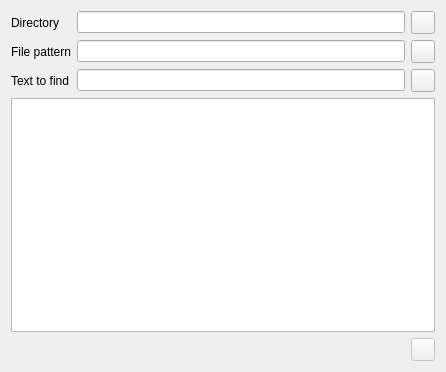
Qt form refactor-ide/findinfilesdialog.ui (martinribelotta/embedded-ide) before a commit.
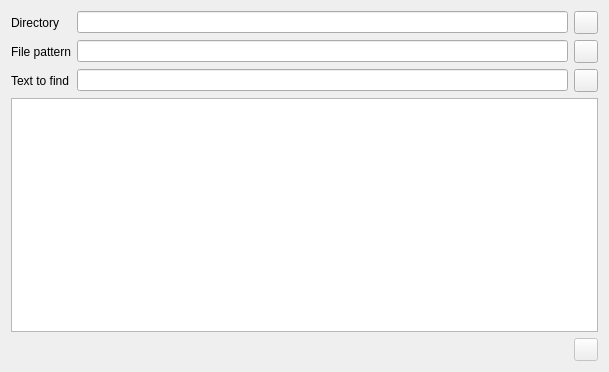
The same form after that commit. Icons and pictures are not drawn. Custom widgets are drawn as their Qt base class.

Commit message: Change filename displayed on 'find in files' dialog from absolute to relative to find root path

```diff
--- a/refactor-ide/findinfilesdialog.ui
+++ b/refactor-ide/findinfilesdialog.ui
@@ -6,7 +6,7 @@
    <rect>
     <x>0</x>
     <y>0</y>
-    <width>446</width>
+    <width>609</width>
     <height>372</height>
    </rect>
   </property>
@@ -122,6 +122,9 @@
      <property name="alternatingRowColors">
       <bool>true</bool>
      </property>
+     <property name="textElideMode">
+      <enum>Qt::ElideLeft</enum>
+     </property>
      <property name="uniformRowHeights">
       <bool>true</bool>
      </property>
@@ -138,6 +141,16 @@
      <item>
       <widget class="QLabel" name="labelStatus"/>
      </item>
+     <item>
+      <widget class="QLabel" name="labelFilename">
+       <property name="sizePolicy">
+        <sizepolicy hsizetype="Expanding" vsizetype="Preferred">
+         <horstretch>0</horstretch>
+         <verstretch>0</verstretch>
+        </sizepolicy>
+       </property>
+      </widget>
+     </item>
      <item>
       <widget class="QToolButton" name="buttonStop">
        <property name="enabled">
```
The commit also changes 1 other file.
